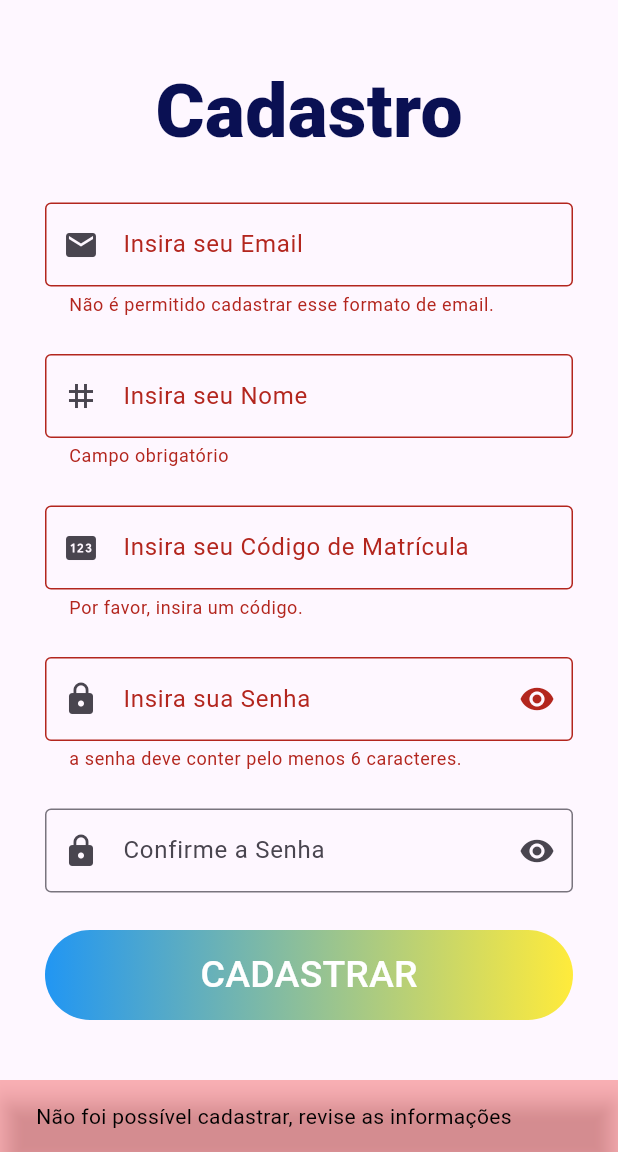
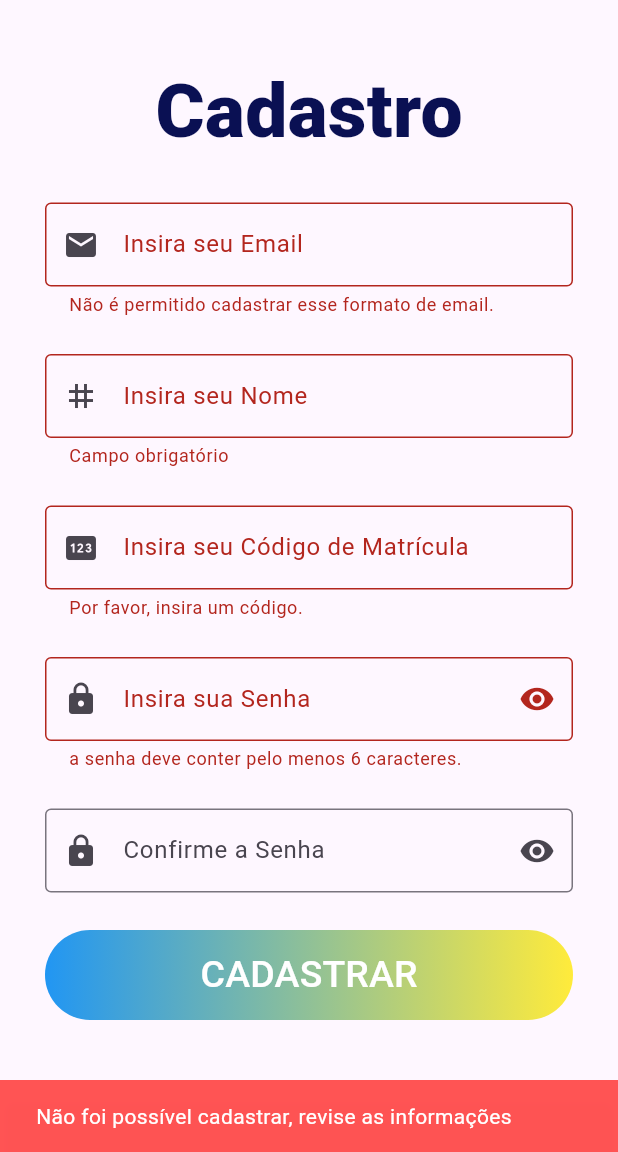
Before and after one commit to Vinigo132/Mobile2_App_Odonto, a Flutter app: the CadastroScreen screen opened by its route, after a tap on "CADASTRAR", on a phone screen of 412 x 824 dp, the part 84-1236 px from its top. Run offline on Flutter 3.47's test engine with Material 3 defaults, Android fonts, the phone set to English and light mode, and no system bars; our stand-ins replace cloud_firestore, device_preview, firebase_auth, firebase_core; accounts and stored records are empty.

Commit message:
pequenos ajustes e hosteamento

```diff
--- a/app_odonto/lib/View/util.dart
+++ b/app_odonto/lib/View/util.dart
@@ -6,10 +6,10 @@ import 'package:flutter/material.dart';
 void erro(context, String msg) {
   ScaffoldMessenger.of(context).showSnackBar(
     SnackBar(
-      backgroundColor: Colors.redAccent.withOpacity(0.4),
+      backgroundColor: Colors.redAccent.withOpacity(0.99),
       content: Text(
         msg,
-        style: const TextStyle(color: Colors.black),
+        style: const TextStyle(color: Colors.white),
       ),
       duration: const Duration(seconds: 3),
     ),
@@ -22,7 +22,7 @@ void erro(context, String msg) {
 void sucesso(context, String msg) {
   ScaffoldMessenger.of(context).showSnackBar(
     SnackBar(
-      backgroundColor: Colors.greenAccent.withOpacity(0.4),
+      backgroundColor: Colors.greenAccent.withOpacity(0.99),
       content: Text(
         msg,
         style: const TextStyle(color: Colors.black),
```
Also changed, not shown: app_odonto/lib/Controller/termos_tecnicos_controller.dart (+4 -4 lines), app_odonto/firebase.json, 3 other files.
